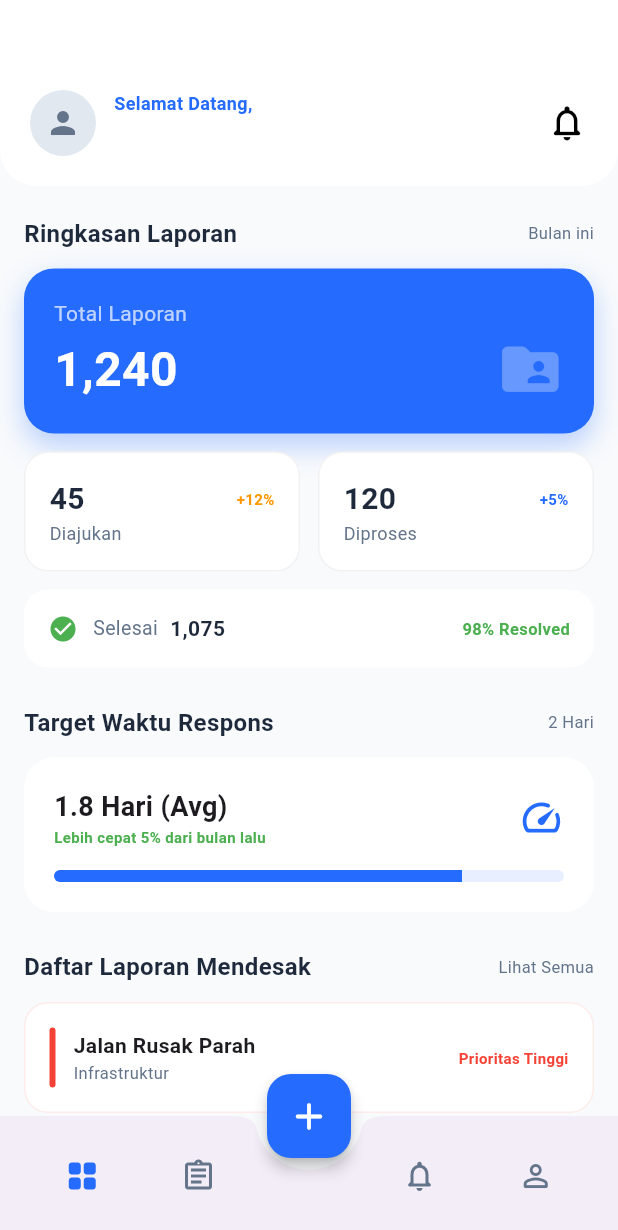
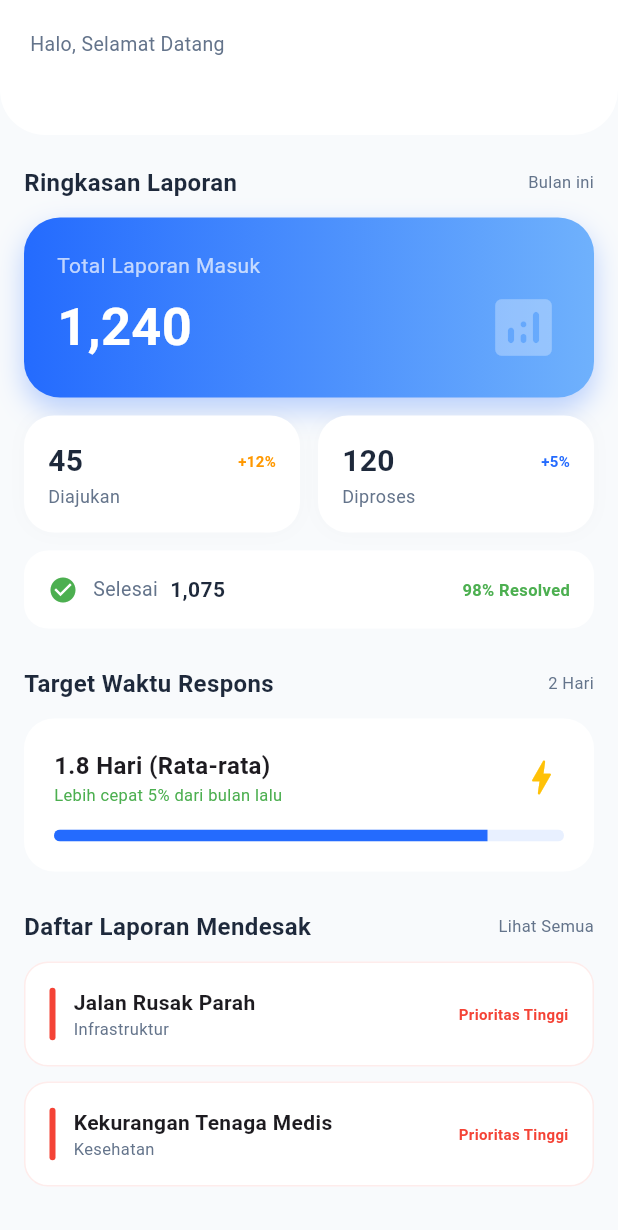
Before and after one commit to adamanugrah2810-ops/uas-mobile, a Flutter app: the HomePage screen opened directly, on a phone screen of 412 x 824 dp. Shown: the top 1230 px of the screen. Run offline on Flutter 3.47's test engine with Material 3 defaults, Android fonts, the phone set to English and light mode, and no system bars; our stand-ins replace image_picker, shared_preferences; accounts and stored records are empty.

Commit message:
merubah halaman home_page

```diff
--- a/lib/pages/home_page.dart
+++ b/lib/pages/home_page.dart
@@ -13,9 +13,7 @@ class HomePage extends StatelessWidget {
 
   Future<String> _getUserName() async {
     final prefs = await SharedPreferences.getInstance();
-    return prefs.getString("userName") ??
-        prefs.getString("name") ??
-        "Admin Banten";
+    return prefs.getString("userName") ?? "Adam Anugrah";
   }
 
   @override
@@ -23,16 +21,17 @@ class HomePage extends StatelessWidget {
     return FutureBuilder<String>(
       future: _getUserName(),
       builder: (context, snapshot) {
-        String name = snapshot.data ?? "Admin Banten";
+        String name = snapshot.data ?? "User";
 
         return Scaffold(
           backgroundColor: _bgLight,
+          // Menghapus AppBar di sini karena sudah ada di DashboardPage
           body: SingleChildScrollView(
             physics: const BouncingScrollPhysics(),
             child: Column(
               children: [
-                //============== HEADER ==============
-                _buildHeader(name),
+                //============== HEADER RINGKAS ==============
+                _buildSimpleHeader(name),
 
                 Padding(
                   padding: const EdgeInsets.symmetric(horizontal: 16),
@@ -103,7 +102,7 @@ class HomePage extends StatelessWidget {
 
                       const SizedBox(height: 25),
 
-                      //--- TAMBAHAN BARU: SECTION 7: PROGRES RESOLUSI (Hijau) ---
+                      //--- SECTION 7: PROGRES RESOLUSI ---
                       _buildSectionTitle(
                           "Progres Resolusi Bulanan", "Tren volume"),
                       const SizedBox(height: 12),
@@ -111,69 +110,43 @@ class HomePage extends StatelessWidget {
 
                       const SizedBox(height: 25),
 
-                      //--- TAMBAHAN BARU: SECTION 8: ANALISIS CARD ---
+                      //--- SECTION 8: ANALISIS CARD ---
                       _buildAnalisisInfoCard(),
 
-                      const SizedBox(
-                          height: 100), // Spacer agar tidak tertutup navbar
+                      // Spacer sangat penting agar konten tidak tertutup navbar melayang
+                      const SizedBox(height: 120),
                     ],
                   ),
                 ),
               ],
             ),
           ),
-          //============== NAVBAR BAWAH (Melayang & Modern) ==============
-          bottomNavigationBar: _buildBottomNavbar(),
-          floatingActionButton: FloatingActionButton(
-            onPressed: () {},
-            backgroundColor: _primaryBlue,
-            elevation: 4,
-            child: const Icon(Icons.add_rounded, color: Colors.white, size: 30),
-          ),
-          floatingActionButtonLocation:
-              FloatingActionButtonLocation.centerDocked,
         );
       },
     );
   }
 
   //---------------------------------------------------------------------
-  // WIDGET HELPERS (KOMPONEN UI)
+  // WIDGET HELPERS
   //---------------------------------------------------------------------
 
-  Widget _buildHeader(String name) {
+  Widget _buildSimpleHeader(String name) {
     return Container(
-      padding: const EdgeInsets.only(top: 60, left: 20, right: 20, bottom: 20),
+      width: double.infinity,
+      padding: const EdgeInsets.fromLTRB(20, 20, 20, 20),
       decoration: const BoxDecoration(
         color: Colors.white,
         borderRadius: BorderRadius.only(
-            bottomLeft: Radius.circular(24), bottomRight: Radius.circular(24)),
+            bottomLeft: Radius.circular(30), bottomRight: Radius.circular(30)),
       ),
-      child: Row(
+      child: Column(
+        crossAxisAlignment: CrossAxisAlignment.start,
         children: [
-          const CircleAvatar(
-              radius: 22,
-              backgroundColor: Color(0xFFE2E8F0),
-              child: Icon(Icons.person, color: Color(0xFF64748B))),
-          const SizedBox(width: 12),
-          Column(
-            crossAxisAlignment: CrossAxisAlignment.start,
-            children: [
-              Text("Selamat Datang,",
-                  style: TextStyle(
-                      color: _primaryBlue,
-                      fontSize: 12,
-                      fontWeight: FontWeight.w600)),
-              Text(name,
-                  style: TextStyle(
-                      color: _textDark,
-                      fontWeight: FontWeight.bold,
-                      fontSize: 18)),
-            ],
-          ),
-          const Spacer(),
-          const Icon(Icons.notifications_none_rounded,
-              color: Colors.black, size: 28),
+          Text("Halo, Selamat Datang",
+              style: TextStyle(color: _textGrey, fontSize: 13)),
+          Text(name,
+              style: TextStyle(
+                  color: _textDark, fontWeight: FontWeight.bold, fontSize: 22)),
         ],
       ),
     );
@@ -194,10 +167,11 @@ class HomePage extends StatelessWidget {
   Widget _buildMainStatsCard() {
     return Container(
       width: double.infinity,
-      padding: const EdgeInsets.all(20),
+      padding: const EdgeInsets.all(22),
       decoration: BoxDecoration(
-        color: _primaryBlue,
-        borderRadius: BorderRadius.circular(20),
+        gradient:
+            LinearGradient(colors: [_primaryBlue, const Color(0xFF6FB1FC)]),
+        borderRadius: BorderRadius.circular(24),
         boxShadow: [
           BoxShadow(
               color: _primaryBlue.withOpacity(0.3),
@@ -208,19 +182,19 @@ class HomePage extends StatelessWidget {
       child: Column(
         crossAxisAlignment: CrossAxisAlignment.start,
         children: [
-          const Text("Total Laporan",
+          const Text("Total Laporan Masuk",
               style: TextStyle(color: Colors.white70, fontSize: 14)),
-          const SizedBox(height: 4),
+          const SizedBox(height: 6),
           Row(
             mainAxisAlignment: MainAxisAlignment.spaceBetween,
             children: [
               const Text("1,240",
                   style: TextStyle(
                       color: Colors.white,
-                      fontSize: 32,
+                      fontSize: 35,
                       fontWeight: FontWeight.bold)),
-              Icon(Icons.folder_shared_rounded,
-                  color: Colors.white.withOpacity(0.3), size: 45),
+              Icon(Icons.analytics_rounded,
+                  color: Colors.white.withOpacity(0.3), size: 50),
             ],
           ),
         ],
@@ -234,8 +208,10 @@ class HomePage extends StatelessWidget {
       padding: const EdgeInsets.all(16),
       decoration: BoxDecoration(
           color: Colors.white,
-          borderRadius: BorderRadius.circular(16),
-          border: Border.all(color: Colors.black.withOpacity(0.05))),
+          borderRadius: BorderRadius.circular(20),
+          boxShadow: [
+            BoxShadow(color: Colors.black.withOpacity(0.02), blurRadius: 10)
+          ]),
       child: Column(
         crossAxisAlignment: CrossAxisAlignment.start,
         children: [
@@ -295,24 +271,21 @@ class HomePage extends StatelessWidget {
               Column(
                 crossAxisAlignment: CrossAxisAlignment.start,
                 children: [
-                  const Text("1.8 Hari (Avg)",
+                  const Text("1.8 Hari (Rata-rata)",
                       style:
-                          TextStyle(fontSize: 18, fontWeight: FontWeight.bold)),
+                          TextStyle(fontSize: 16, fontWeight: FontWeight.bold)),
                   Text("Lebih cepat 5% dari bulan lalu",
-                      style: TextStyle(
-                          color: Colors.green,
-                          fontSize: 10,
-                          fontWeight: FontWeight.w600)),
+                      style: TextStyle(color: Colors.green, fontSize: 11)),
                 ],
               ),
-              Icon(Icons.speed_rounded, color: _primaryBlue, size: 30),
+              Icon(Icons.bolt_rounded, color: Colors.amber, size: 30),
             ],
           ),
           const SizedBox(height: 15),
           ClipRRect(
             borderRadius: BorderRadius.circular(10),
             child: LinearProgressIndicator(
-                value: 0.8,
+                value: 0.85,
                 minHeight: 8,
                 backgroundColor: _softBlue,
                 color: _primaryBlue),
@@ -334,7 +307,7 @@ class HomePage extends StatelessWidget {
         children: [
           Container(
               width: 4,
-              height: 40,
+              height: 35,
               decoration: BoxDecoration(
                   color: col, borderRadius: BorderRadius.circular(2))),
           const SizedBox(width: 12),
@@ -394,11 +367,11 @@ class HomePage extends StatelessWidget {
       child: Row(
         children: [
           const SizedBox(
-              width: 80,
-              height: 80,
+              width: 70,
+              height: 70,
               child: CircularProgressIndicator(
                   value: 0.7,
-                  strokeWidth: 10,
+                  strokeWidth: 8,
                   color: Color(0xFF246BFE),
                   backgroundColor: Color(0xFFF1F5F9))),
           const SizedBox(width: 25),
@@ -425,15 +398,13 @@ class HomePage extends StatelessWidget {
 
   Widget _buildWaveChartCard() {
     return Container(
-      height: 140,
+      height: 120,
       width: double.infinity,
       decoration: BoxDecoration(
           color: Colors.white, borderRadius: BorderRadius.circular(20)),
       child: CustomPaint(painter: WavePainter(_primaryBlue)),
     );
   }
-
-  // --- WIDGET TAMBAHAN BARU (BAWAH) ---
 
   Widget _buildResolutionProgressBarChart() {
     return Container(
@@ -462,17 +433,17 @@ class HomePage extends StatelessWidget {
           alignment: Alignment.bottomCenter,
           children: [
             Container(
-                width: 25,
-                height: 120,
+                width: 20,
+                height: 100,
                 decoration: BoxDecoration(
                     color: Colors.grey[100],
-                    borderRadius: BorderRadius.circular(6))),
+                    borderRadius: BorderRadius.circular(5))),
             Container(
-                width: 25,
-                height: 120 * pct,
+                width: 20,
+                height: 100 * pct,
                 decoration: BoxDecoration(
                     color: Colors.green[400],
-                    borderRadius: BorderRadius.circular(6))),
+                    borderRadius: BorderRadius.circular(5))),
           ],
         ),
         const SizedBox(height: 8),
@@ -490,41 +461,13 @@ class HomePage extends StatelessWidget {
           border: Border.all(color: _primaryBlue.withOpacity(0.1))),
       child: Row(
         children: [
-          Icon(Icons.analytics_outlined, color: _primaryBlue),
+          Icon(Icons.lightbulb_outline_rounded, color: _primaryBlue),
           const SizedBox(width: 12),
           const Expanded(
               child: Text(
-                  "Analisis: Laporan jalan rusak di Mar-Mei meningkat. Penanganan rata-rata memakan waktu 1.8 hari.",
+                  "Tips: Optimalkan penanganan pada kategori Infrastruktur untuk meningkatkan skor kepuasan publik.",
                   style: TextStyle(fontSize: 11, height: 1.4))),
         ],
-      ),
-    );
-  }
-
-  Widget _buildBottomNavbar() {
-    return BottomAppBar(
-      shape: const CircularNotchedRectangle(),
-      notchMargin: 8,
-      child: SizedBox(
-        height: 60,
-        child: Row(
-          mainAxisAlignment: MainAxisAlignment.spaceAround,
-          children: [
-            IconButton(
-                icon: Icon(Icons.grid_view_rounded, color: _primaryBlue),
-                onPressed: () {}),
-            IconButton(
-                icon: Icon(Icons.assignment_outlined, color: _textGrey),
-                onPressed: () {}),
-            const SizedBox(width: 40),
-            IconButton(
-                icon: Icon(Icons.notifications_none_rounded, color: _textGrey),
-                onPressed: () {}),
-            IconButton(
-                icon: Icon(Icons.person_outline_rounded, color: _textGrey),
-                onPressed: () {}),
-          ],
-        ),
       ),
     );
   }
@@ -536,11 +479,11 @@ class WavePainter extends CustomPainter {
   @override
   void paint(Canvas canvas, Size size) {
     final paint = Paint()
-      ..color = color.withOpacity(0.2)
+      ..color = color.withOpacity(0.1)
       ..style = PaintingStyle.fill;
     final strokePaint = Paint()
       ..color = color
-      ..strokeWidth = 3
+      ..strokeWidth = 2.5
       ..style = PaintingStyle.stroke;
     final path = Path();
     path.moveTo(0, size.height * 0.7);
@@ -554,10 +497,6 @@ class WavePainter extends CustomPainter {
     fillPath.close();
     canvas.drawPath(fillPath, paint);
     canvas.drawPath(path, strokePaint);
-    canvas.drawCircle(
-        Offset(size.width * 0.5, size.height * 0.6), 5, Paint()..color = color);
-    canvas.drawCircle(
-        Offset(size.width, size.height * 0.5), 5, Paint()..color = color);
   }
 
   @override
```
